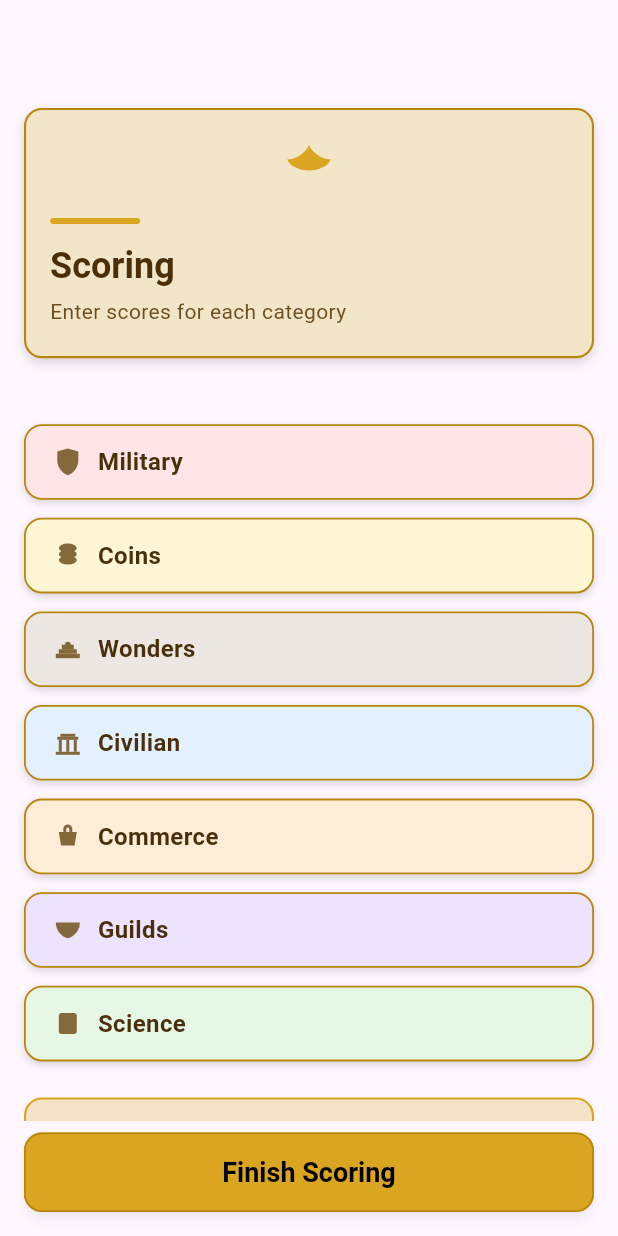
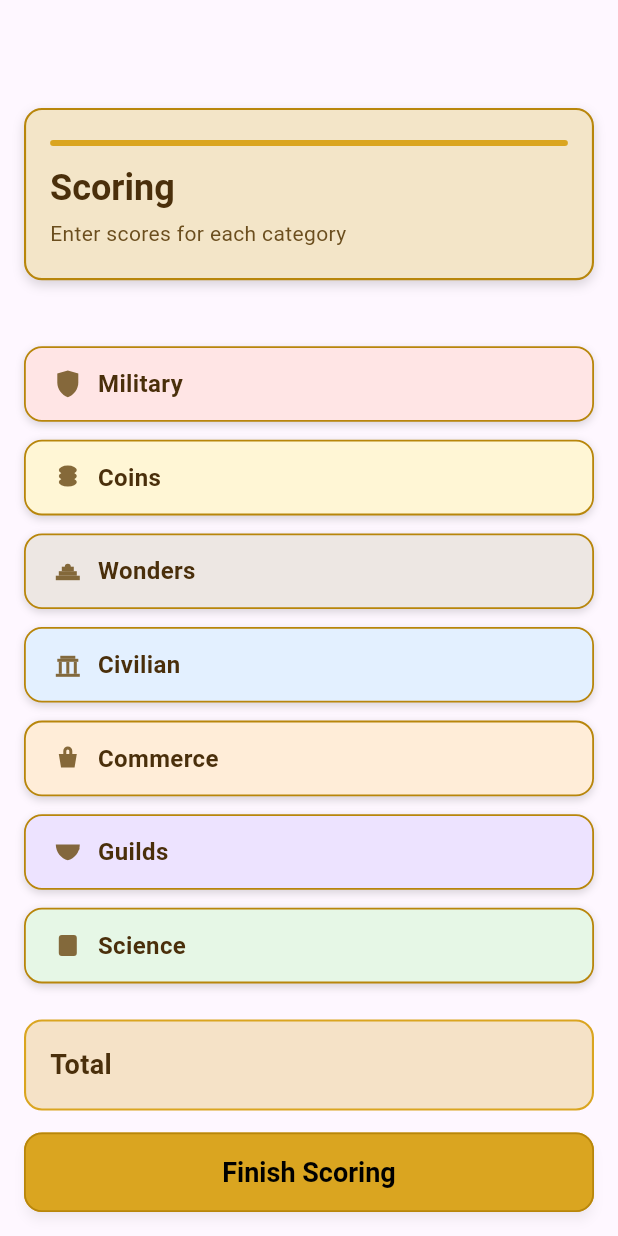
Before and after one commit to BetterSoftwareFast/SevenWondersScoring, a Flutter app: the ScoringPage screen opened directly with empty values, on a phone screen of 412 x 824 dp. Run offline on Flutter 3.47's test engine with Material 3 defaults, Android fonts, the phone set to English and light mode, and no system bars; our stand-ins replace flutter_svg, shared_preferences; accounts and stored records are empty.

Commit message:
shrink scoring header

```diff
--- a/lib/scoring_page.dart
+++ b/lib/scoring_page.dart
@@ -109,22 +109,8 @@ class _ScoringPageState extends State<ScoringPage> {
                   ],
                 ),
                 child: Column(
-                  crossAxisAlignment: CrossAxisAlignment.start,
+                  crossAxisAlignment: CrossAxisAlignment.stretch,
                   children: [
-                    Center(
-                      child: SizedBox(
-                        height: 36,
-                        width: 36,
-                        child: ColorFiltered(
-                          colorFilter: const ColorFilter.mode(
-                            goldBright,
-                            BlendMode.srcIn,
-                          ),
-                          child: SvgPicture.asset('assets/icons/laurel.svg'),
-                        ),
-                      ),
-                    ),
-                    const SizedBox(height: 16),
                     Container(
                       height: 4,
                       width: 60,
```
Also changed, not shown: lib/new_game_page.dart (+0 -16 lines).
